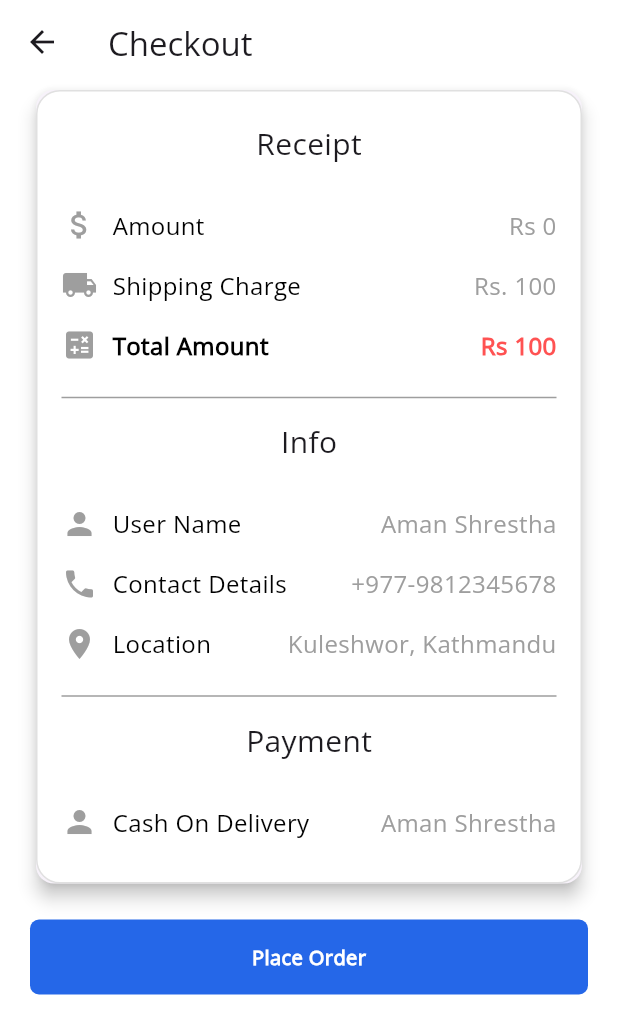
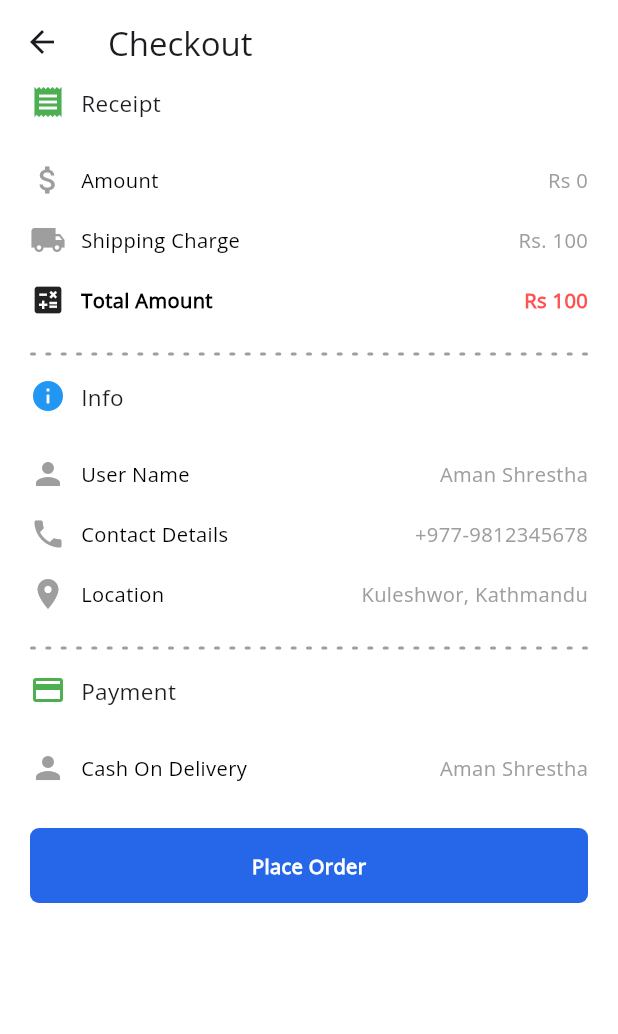
Before and after one commit to Sabinkc/clothing_ecommerce_template, a Flutter app: the AddedCart screen opened directly, after a tap on "Checkout", on a phone screen of 412 x 824 dp. Shown: the top 1034 px of the screen. Run offline on Flutter 3.47's test engine with Material 3 defaults, Android fonts, the light colour scheme and no system bars; our stand-ins replace carousel_slider, device_preview, flutter_native_splash, flutter_svg, get, keyboard_dismisser and 2 more; missing offline and left inert: dart:ffi, molten_navigationbar_flutter; network calls fail; statements that could not run were skipped.

Commit message:
made buy now and add to cart dynamic

```diff
--- a/lib/app/modules/add_to_cart/controllers/add_to_cart_controller.dart
+++ b/lib/app/modules/add_to_cart/controllers/add_to_cart_controller.dart
@@ -4,6 +4,7 @@ class AddToCartController extends GetxController {
   RxList cartProducts = [].obs;
   RxList selectedProducts = [].obs;
   RxList checkoutList = [].obs;
+
   // var isSelected = controller.selectedProducts.contains(item["cartId"]).obs;
   // void toogleSelected(){
   //   if (valueCheckBox == true) {
@@ -27,14 +28,32 @@ class AddToCartController extends GetxController {
     }
   }
 
-  void calculateTotalPrice() {
+  void calculateBuyNow() {
     num total = 0;
-    for (var product in cartProducts) {
-      if (selectedProducts.contains(product["cartId"])) {
-        total += (product["price"] * product["quantity"]);
-      }
+    for (var buy in checkoutList) {
+      total += buy["price"] * buy["quantity"];
     }
     totalPrice.value = total.toInt();
+  }
+
+  int calculateTotalPrice(String test) {
+    num total = 0;
+    if (test == "cart") {
+      for (var product in cartProducts) {
+        if (selectedProducts.contains(product["cartId"])) {
+          total += (product["price"] * product["quantity"]);
+        }
+      }
+      totalPrice.value = total.toInt();
+      return total.toInt();
+    } else if (test == "buy") {
+      for (var buy in checkoutList) {
+        total += buy["price"] * buy["quantity"];
+      }
+      totalPrice.value = total.toInt();
+      return total.toInt();
+    }
+    return 0;
   }
 
   void toggleSelected(String cartId) {
@@ -43,7 +62,7 @@ class AddToCartController extends GetxController {
     } else {
       selectedProducts.add(cartId);
     }
-    calculateTotalPrice();
+    calculateTotalPrice("cart");
   }
 
   var quantityIndex = 1.obs;
@@ -55,7 +74,7 @@ class AddToCartController extends GetxController {
       }
     }
     cartProducts.refresh();
-    calculateTotalPrice();
+    calculateTotalPrice("cart");
   }
 
   void decrementQuantity(String cartId) {
@@ -65,7 +84,7 @@ class AddToCartController extends GetxController {
       }
     }
     cartProducts.refresh();
-    calculateTotalPrice();
+    calculateTotalPrice("cart");
   }
 
   @override
--- a/lib/app/modules/add_to_cart/views/add_to_cart_checkout/add_to_cart_checkout.dart
+++ b/lib/app/modules/add_to_cart/views/add_to_cart_checkout/add_to_cart_checkout.dart
@@ -143,7 +143,11 @@ class AddToCartCheckout extends StatelessWidget {
                 ),
                 AddToCartReceipt(),
                 const SizedBox(height: 20),
-                const LargeButtonReusable(title: "Place Order"),
+                GestureDetector(
+                    onTap: () {
+                      // controller.totalPrice.value = 0;
+                    },
+                    child: const LargeButtonReusable(title: "Place Order")),
               ],
             ),
           ),
--- a/lib/app/modules/add_to_cart/views/add_to_cart_checkout/add_to_cart_receipt.dart
+++ b/lib/app/modules/add_to_cart/views/add_to_cart_checkout/add_to_cart_receipt.dart
@@ -1,4 +1,6 @@
+import 'package:d_and_s/app/constants/text_size.dart';
 import 'package:d_and_s/app/modules/add_to_cart/controllers/add_to_cart_controller.dart';
+import 'package:d_and_s/app/modules/reusable_widgets/DottedLine.dart';
 
 import 'package:flutter/material.dart';
 import 'package:get/get.dart';
@@ -11,30 +13,17 @@ class AddToCartReceipt extends StatelessWidget {
 
   @override
   Widget build(BuildContext context) {
-    return Card(
-      elevation: 5,
-      child: Container(
-        decoration: BoxDecoration(
-          color: Colors.white,
-          borderRadius: BorderRadius.circular(16),
-          border: Border.all(color: Colors.grey.shade300),
-        ),
-        child: Padding(
-          padding: const EdgeInsets.fromLTRB(16, 20, 16, 20),
-          child: Column(
+    return Column(
       crossAxisAlignment: CrossAxisAlignment.start,
       children: [
-              const Center(
-                child: Text(
-                  "Receipt",
-                  style: TextStyle(
-                    fontSize: 20, // Increased font size for header
-                    // fontWeight: FontWeight.bold,
+        AddToCartTitleRow(
+          title: "Receipt",
+          icon: Icon(
+            Icons.receipt,
+            color: Colors.green,
           ),
         ),
-              ),
-              const SizedBox(
-                  height: 20), // Adds spacing between header and content
+        const SizedBox(height: 20), // Adds spacing between header and content
         AddToCartReceiptRow(
           title: "Amount",
           subtitle: "Rs ${controller.totalPrice.value}",
@@ -57,18 +46,15 @@ class AddToCartReceipt extends StatelessWidget {
           isTotal: true,
           icon: const Icon(
             Icons.calculate,
-                  color: Colors.grey,
+            // color: Colors.green,
           ), // Calculation icon for total
         ),
-              const Divider(
-                  height: 30, color: Colors.grey), // Adds a divider line
-              const Center(
-                child: Text(
-                  "Info",
-                  style: TextStyle(
-                    fontSize: 20, // Increased font size for header
-                    // fontWeight: FontWeight.bold,
-                  ),
+        DottedLine(),
+        AddToCartTitleRow(
+          title: "Info",
+          icon: Icon(
+            Icons.info,
+            color: Colors.blue,
           ),
         ),
         const SizedBox(height: 20),
@@ -96,15 +82,12 @@ class AddToCartReceipt extends StatelessWidget {
             color: Colors.grey,
           ), // Location pin icon
         ),
-              const Divider(
-                  height: 30, color: Colors.grey), // Adds a divider line
-              const Center(
-                child: Text(
-                  "Payment",
-                  style: TextStyle(
-                    fontSize: 20, // Increased font size for header
-                    // fontWeight: FontWeight.bold,
-                  ),
+        DottedLine(),
+        AddToCartTitleRow(
+          title: "Payment",
+          icon: Icon(
+            Icons.payment,
+            color: Colors.green,
           ),
         ),
         const SizedBox(height: 20),
@@ -117,9 +100,6 @@ class AddToCartReceipt extends StatelessWidget {
           ), // Person icon for user name
         ),
       ],
-          ),
-        ),
-      ),
     );
   }
 }
@@ -149,7 +129,7 @@ class AddToCartReceiptRow extends StatelessWidget {
           Text(
             title,
             style: TextStyle(
-              fontSize: 16,
+              fontSize: TextSize.small,
               fontWeight:
                   isTotal ? FontWeight.bold : FontWeight.w100, // Bold for total
               color: isTotal
@@ -160,8 +140,9 @@ class AddToCartReceiptRow extends StatelessWidget {
           const Spacer(),
           Text(
             subtitle,
+            // overflow: TextOverflow.ellipsis,
             style: TextStyle(
-              fontSize: 16,
+              fontSize: TextSize.small,
               fontWeight: isTotal ? FontWeight.bold : FontWeight.normal,
               color: isTotal
                   ? Colors.redAccent
@@ -173,3 +154,27 @@ class AddToCartReceiptRow extends StatelessWidget {
     );
   }
 }
+
+class AddToCartTitleRow extends StatelessWidget {
+  final String title;
+  final Icon icon;
+  AddToCartTitleRow({super.key, required this.title, required this.icon});
+
+  @override
+  Widget build(BuildContext context) {
+    return Row(
+      mainAxisAlignment: MainAxisAlignment.start,
+      children: [
+        icon,
+        SizedBox(width: 10),
+        Text(
+          title,
+          style: TextStyle(
+            fontSize: 15, // Increased font size for header
+            // fontWeight: FontWeight.bold,
+          ),
+        ),
+      ],
+    );
+  }
+}
--- a/lib/app/modules/add_to_cart/views/added_cart.dart
+++ b/lib/app/modules/add_to_cart/views/added_cart.dart
@@ -32,7 +32,7 @@ class AddedCart extends StatelessWidget {
                   controller.selectedProducts.contains(item["cartId"]));
               controller.selectedProducts
                   .clear(); // Clear the selected products after deletion
-              controller.calculateTotalPrice();
+              controller.calculateTotalPrice("cart");
             },
           ),
         ],
@@ -64,7 +64,6 @@ class AddedCart extends StatelessWidget {
                             onChanged: (bool? value) {
                               controller.toggleSelected(item["cartId"]);
                               controller.quantityIndex.value;
-
                             },
                           ),
 
@@ -198,7 +197,7 @@ class AddedCart extends StatelessWidget {
       }),
       bottomNavigationBar: Obx(
         () => AddToCartNavBar(
-          price: "${controller.totalPrice.value}",
+          price: "${controller.calculateTotalPrice("cart")}",
         ),
       ),
     );
--- a/lib/app/modules/product_detail/views/product_detail_price.dart
+++ b/lib/app/modules/product_detail/views/product_detail_price.dart
@@ -37,8 +37,6 @@ class ProductDetailPrice extends StatelessWidget {
           ),
         ),
         SizedBox(width: 10),
-        if (priceDetails["discount"] != null &&
-            priceDetails["discount"].isNotEmpty)
         Container(
           decoration: BoxDecoration(
             border: Border.all(color: Colors.redAccent),
@@ -47,7 +45,7 @@ class ProductDetailPrice extends StatelessWidget {
           child: Padding(
             padding: const EdgeInsets.all(2.0),
             child: Text(
-                priceDetails["discount"],
+              "-${priceDetails["discount"]}%",
               style: TextStyle(
                 fontSize: TextSize.small,
                 color: Colors.redAccent,
--- /dev/null
+++ b/lib/app/modules/reusable_widgets/DottedLine.dart
@@ -0,0 +1,42 @@
+import 'package:flutter/material.dart';
+
+class DottedLine extends StatelessWidget {
+  final double height;
+  final double dotWidth;
+  final double spaceWidth;
+  final Color color;
+
+  const DottedLine({
+    this.height = 2.0,
+    this.dotWidth = 4.0,
+    this.spaceWidth = 6.0,
+    this.color = Colors.grey,
+  });
+
+  @override
+  Widget build(BuildContext context) {
+    return LayoutBuilder(
+      builder: (context, constraints) {
+        final boxWidth = constraints.constrainWidth();
+        final dotCount = (boxWidth / (dotWidth + spaceWidth)).floor();
+
+        return Padding(
+          padding: const EdgeInsets.fromLTRB(0, 15, 0, 15),
+          child: Row(
+            mainAxisAlignment: MainAxisAlignment.spaceBetween,
+            children: List.generate(dotCount, (_) {
+              return Container(
+                width: dotWidth,
+                height: height,
+                decoration: BoxDecoration(
+                  color: color,
+                  borderRadius: BorderRadius.circular(50),
+                ),
+              );
+            }),
+          ),
+        );
+      },
+    );
+  }
+}
```
Also changed, not shown: lib/app/data/alldata.dart (+6 -6 lines), lib/app/modules/add_to_cart/views/add_to_cart_view.dart (+5 -5 lines), lib/app/modules/product_detail/views/ProductDetail_NavBar.dart (+53 -8 lines), lib/app/modules/product_detail/views/product_detail_view.dart (+15 -7 lines), 1 other file. Lines whose indentation alone changed are shown as unchanged.
